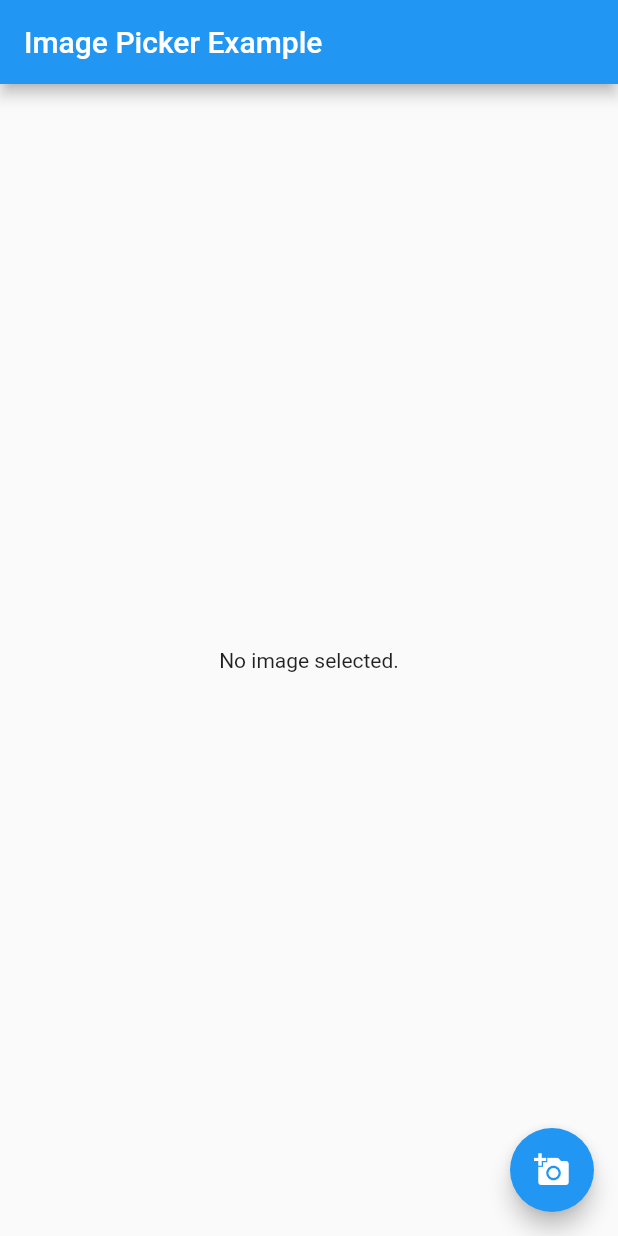
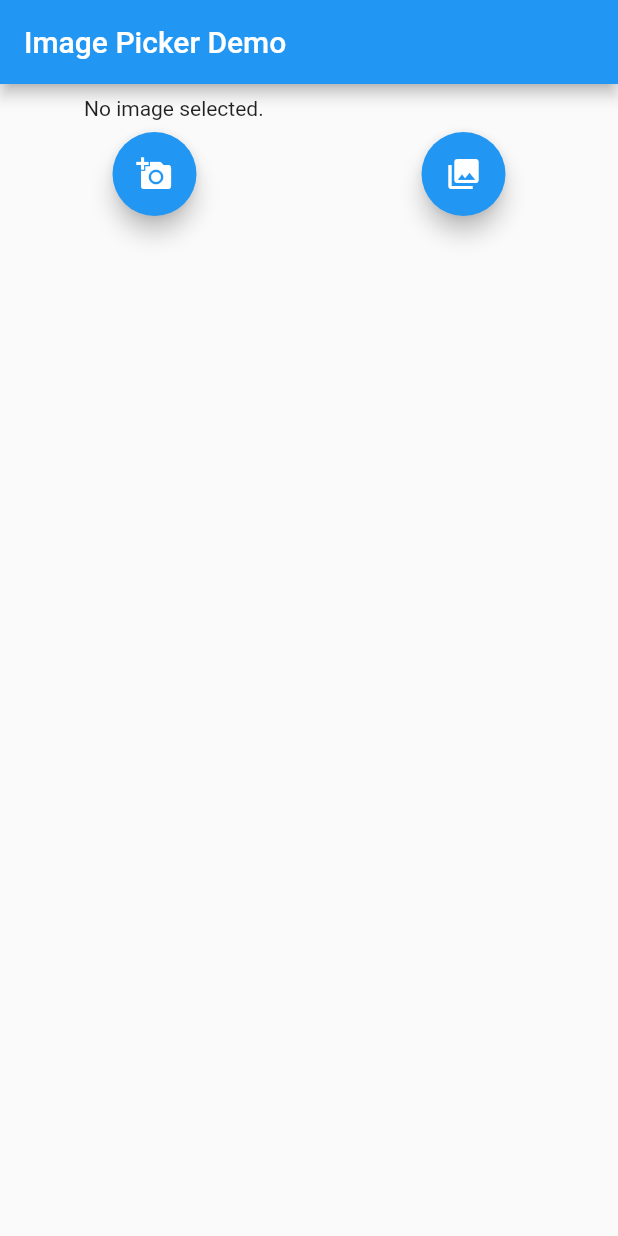
Before and after one commit to Kahori26/Myapp, a Flutter app: the screen it shows after launch, on a phone screen of 412 x 824 dp. Run offline on Flutter 3.47's test engine with Material 2 defaults, Android fonts, the phone set to English and light mode, and no system bars; our stand-ins replace image_picker, palette_generator.

Commit message:
写真フォルダを開けるようにした

```diff
--- a/lib/main.dart
+++ b/lib/main.dart
@@ -3,35 +3,46 @@ import 'dart:io';
 import 'package:flutter/material.dart';
 import 'package:image_picker/image_picker.dart';
 
-void main() => runApp(MyApp());
+void main() {
+ runApp(MyApp());
+}
 
 class MyApp extends StatelessWidget {
  @override
  Widget build(BuildContext context) {
    return MaterialApp(
-      home: MyHomePage(),
+     title: 'Hatch Demo',
+     theme: ThemeData(
+       primarySwatch: Colors.blue,
+       visualDensity: VisualDensity.adaptivePlatformDensity,
+     ),
+     home: HomePage(),
    );
  }
 }
 
-class MyHomePage extends StatefulWidget {
+class HomePage extends StatefulWidget {
  @override
-  _MyHomePageState createState() => _MyHomePageState();
+ _HomePageState createState() => _HomePageState();
 }
 
-class _MyHomePageState extends State<MyHomePage> {
+class _HomePageState extends State<HomePage> {
  File _image;
  final picker = ImagePicker();
 
-  Future getImage() async {
+ Future getImageFromCamera() async {
    final pickedFile = await picker.getImage(source: ImageSource.camera);
 
    setState(() {
-      if (pickedFile != null) {
      _image = File(pickedFile.path);
-      } else {
-        print('No image selected.');
+   });
  }
+
+ Future getImageFromGallery() async {
+   final pickedFile = await picker.getImage(source: ImageSource.gallery);
+
+   setState(() {
+     _image = File(pickedFile.path);
    });
  }
 
@@ -39,17 +50,37 @@ class _MyHomePageState extends State<MyHomePage> {
  Widget build(BuildContext context) {
    return Scaffold(
      appBar: AppBar(
-        title: Text('Image Picker Example'),
+       title: Text('Image Picker Demo'),
      ),
      body: Center(
+       child: Column(
+         crossAxisAlignment: CrossAxisAlignment.center,
+         children: [
+           Padding(
+             padding: const EdgeInsets.all(8.0),
+             child: Container(
+                 width: 300,
                  child: _image == null
                      ? Text('No image selected.')
-            : Image.file(_image),
+                     : Image.file(_image)),
            ),
-      floatingActionButton: FloatingActionButton(
-        onPressed: getImage,
-        tooltip: 'Pick Image',
+           Row(
+             mainAxisAlignment: MainAxisAlignment.spaceAround,
+             children: [
+               FloatingActionButton(
+                 onPressed: getImageFromCamera,
+                 tooltip: 'Pick Image From Camera',
                  child: Icon(Icons.add_a_photo),
+               ),
+               FloatingActionButton(
+                 onPressed: getImageFromGallery,
+                 tooltip: 'Pick Image From Gallery',
+                 child: Icon(Icons.photo_library),
+               ),
+             ],
+           )
+         ],
+       ),
      ),
    );
  }
--- a/pubspec.yaml
+++ b/pubspec.yaml
@@ -22,6 +22,8 @@ environment:
 
 dependencies:
   camera: ^0.5.8+5
+  image_picker: 0.6.7+14
+  palette_generator: ^0.2.3
   path_provider: ^1.6.14
   path: ^1.7.0
   flutter:
```
Also changed, not shown: lib/color.dart (added, +302 -0 lines), pubspec.lock, 2 other files. Lines whose indentation alone changed are shown as unchanged.
